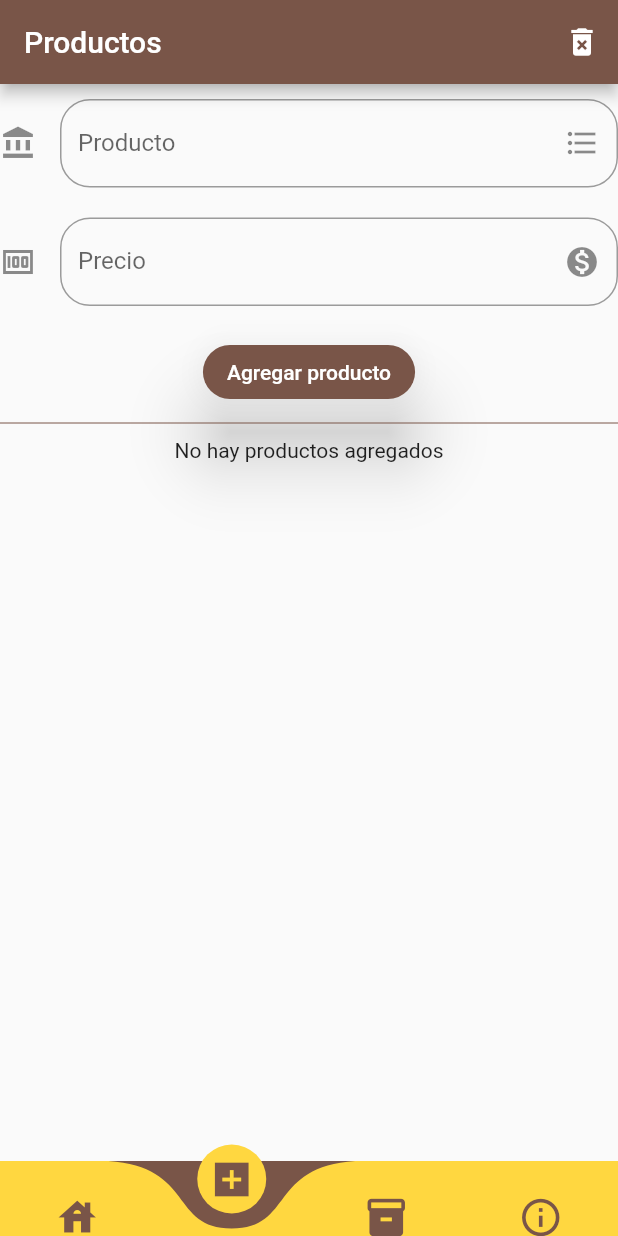
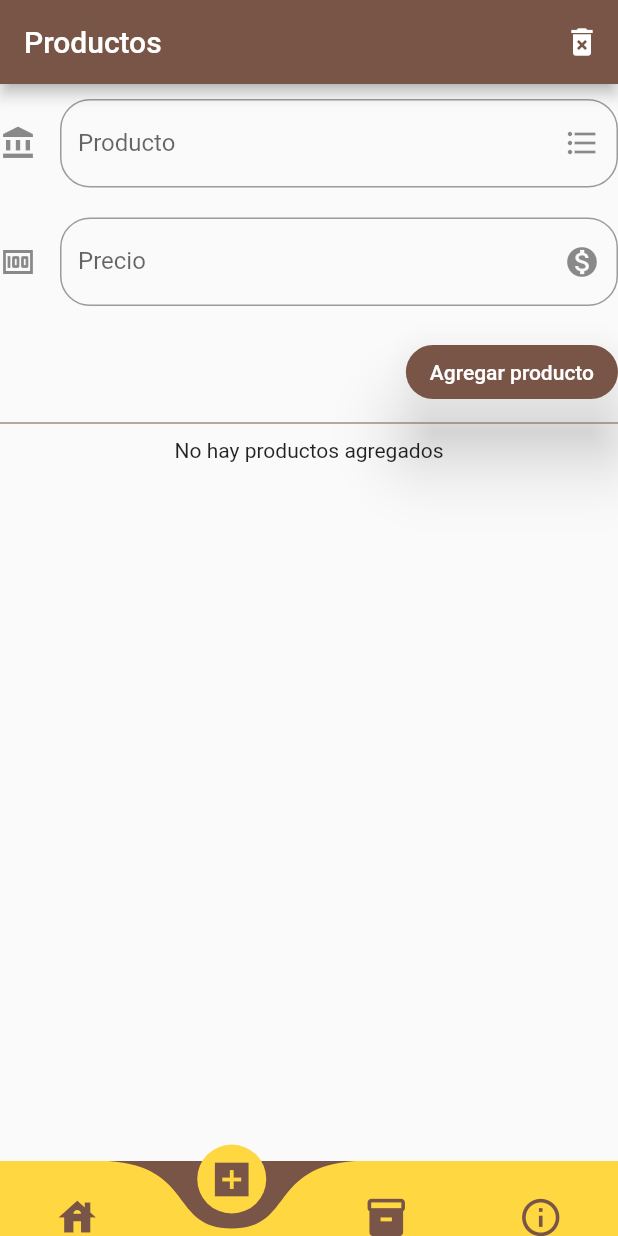
Before and after one commit to smarriagac/inventory_app, a Flutter app: the screen it shows after launch, item 2 of the bottom bar chosen, on a phone screen of 412 x 824 dp. Run offline on Flutter 3.47's test engine with Material 2 defaults, Android fonts, the phone set to English and light mode, and no system bars; drawn by our look-alikes of curved_navigation_bar; our stand-ins replace sqflite; missing offline and left inert: super_qr_reader; accounts and stored records are empty.

Commit message:
Plus de modificaciones visuales

```diff
--- a/lib/src/pages/home_page.dart
+++ b/lib/src/pages/home_page.dart
@@ -7,6 +7,7 @@ import 'package:curved_navigation_bar/curved_navigation_bar.dart';
 import 'package:rickpan_app/src/pages/pedidos_page.dart';
 import 'package:rickpan_app/src/pages/productos_page.dart';
 import 'package:rickpan_app/src/pages/tienda_page.dart';
+import 'package:rickpan_app/src/pages/Info_page.dart';
 
 class HomePage extends StatefulWidget {
   @override
@@ -33,6 +34,8 @@ class _HomePageState extends State<HomePage> {
         return ProductosPage();
       case 2:
         return PedidosPage();
+      case 3:
+        return InfoPage();
       //break;
       default:
         return MapasPage();
--- a/lib/src/pages/productos_page.dart
+++ b/lib/src/pages/productos_page.dart
@@ -97,13 +97,17 @@ class _ProductosPageState extends State<ProductosPage> {
   }
 
   Widget _botonAgregarProducto() {
-    return RaisedButton(
-      elevation: 20.0,
-      color: Theme.of(context).primaryColor,
-      child: Text('Agregar producto'),
-      textColor: Colors.white,
-      shape: RoundedRectangleBorder(borderRadius: BorderRadius.circular(20.0)),
-      onPressed: _validaciondeDatos,
+    return Align(
+      alignment: Alignment.centerRight,
+      child: RaisedButton(
+        elevation: 20.0,
+        color: Theme.of(context).primaryColor,
+        child: Text('Agregar producto'),
+        textColor: Colors.white,
+        shape:
+            RoundedRectangleBorder(borderRadius: BorderRadius.circular(20.0)),
+        onPressed: _validaciondeDatos,
+      ),
     );
   }
 
@@ -143,6 +147,7 @@ class _ProductosPageState extends State<ProductosPage> {
       elevation: 15.0,
       shape: RoundedRectangleBorder(borderRadius: BorderRadius.circular(20.0)),
       child: ListTile(
+          leading: Image.asset('assets/cookies.png'),
           title: Text(
             productoS[i].producto,
             style: TextStyle(fontSize: 20.0, fontStyle: FontStyle.italic),
--- a/lib/src/pages/tienda_page.dart
+++ b/lib/src/pages/tienda_page.dart
@@ -68,7 +68,7 @@ class _MapasPageState extends State<MapasPage> {
       shape: RoundedRectangleBorder(borderRadius: BorderRadius.circular(15.0)),
       child: ListTile(
         onTap: () => utils.abrirScan(context, scans[i]),
-        leading: Icon(Icons.house, color: Theme.of(context).primaryColor),
+        leading: Image.asset('assets/store.png'),
         title: Text(scans[i].valor,
             style: TextStyle(fontSize: 15.0, fontStyle: FontStyle.italic)),
         subtitle: Text('ID: ${scans[i].id}'),
--- a/pubspec.yaml
+++ b/pubspec.yaml
@@ -51,8 +51,9 @@ flutter:
   uses-material-design: true
 
   # To add assets to your application, add an assets section, like this:
-  # assets:
-  #   - images/a_dot_burr.jpeg
+  assets:
+    - assets/
+    - assets/cookies.png
   #   - images/a_dot_ham.jpeg
 
   # An image asset can refer to one or more resolution-specific "variants", see
```
Also changed, not shown: lib/src/pages/Info_page.dart (added, +15 -0 lines), assets/cookies.png (added), assets/store.png (added).
